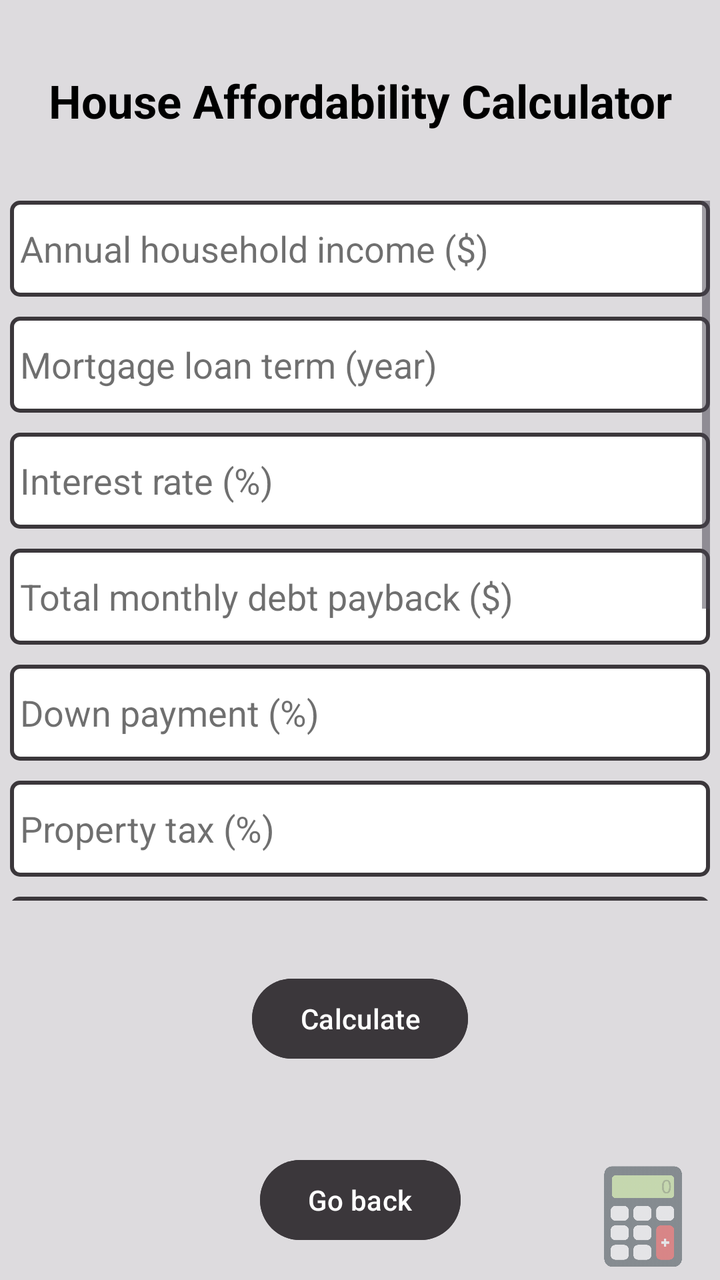
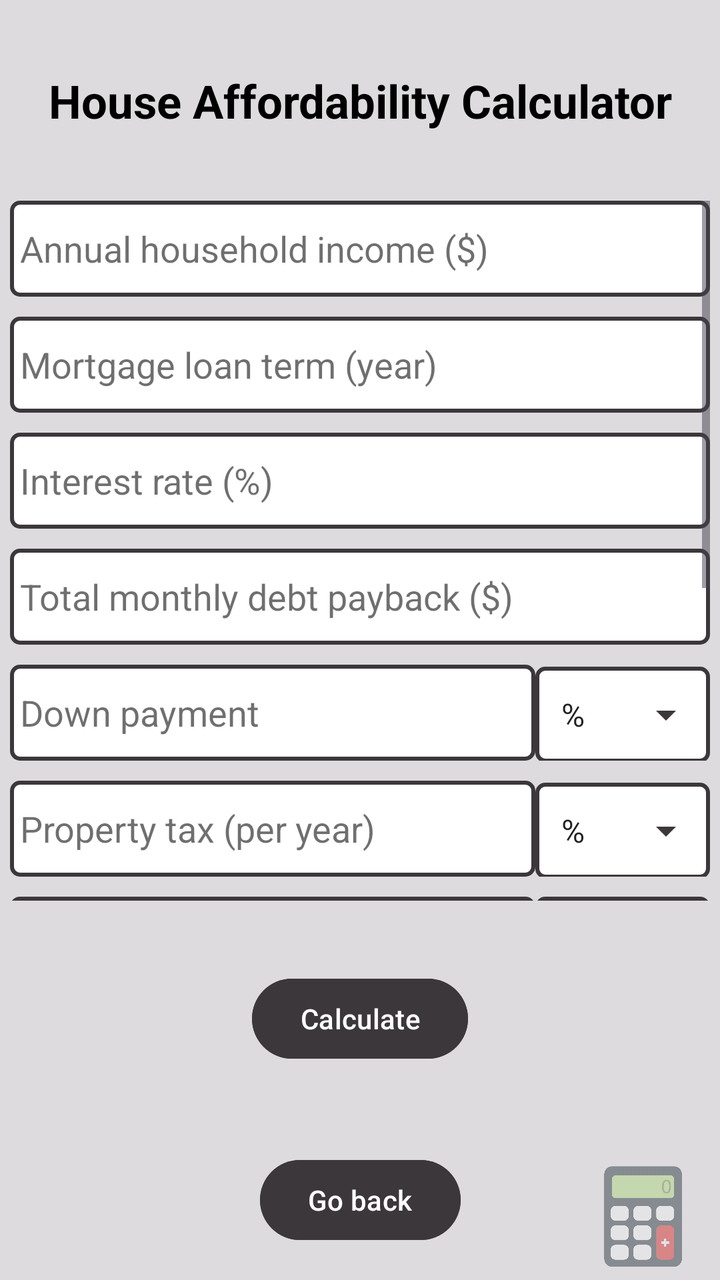

Screens rendered from an Android XML layout before and after an edit, with the pre-edit source and the edit as a unified diff.
<!-- AndroidManifest.xml: application theme Theme.FinCal -->
<!-- res/layout/activity_category1_option4.xml -->
<?xml version="1.0" encoding="utf-8"?>
<androidx.constraintlayout.widget.ConstraintLayout xmlns:android="http://schemas.android.com/apk/res/android"
    xmlns:app="http://schemas.android.com/apk/res-auto"
    xmlns:tools="http://schemas.android.com/tools"
    android:id="@+id/main"
    android:layout_width="match_parent"
    android:layout_height="match_parent"
    android:background="@color/app_background"
    tools:context=".Category1Option4Activity">

    <TextView
        android:id="@+id/optionsTitle"
        android:layout_width="wrap_content"
        android:layout_height="wrap_content"
        android:gravity="center"
        android:text="@string/calc_house_affordability"
        android:textColor="@color/text_primary"
        android:textSize="23sp"
        android:textStyle="bold"
        app:layout_constraintBottom_toTopOf="@id/scrollView"
        app:layout_constraintEnd_toEndOf="parent"
        app:layout_constraintStart_toStartOf="parent"
        app:layout_constraintTop_toTopOf="parent" />

    <ScrollView
        android:id="@+id/scrollView"
        android:layout_width="350dp"
        android:layout_height="350dp"
        app:layout_constraintBottom_toTopOf="@id/calculateButton"
        app:layout_constraintEnd_toEndOf="parent"
        app:layout_constraintStart_toStartOf="parent"
        app:layout_constraintTop_toBottomOf="@id/optionsTitle">

        <LinearLayout
            android:layout_width="match_parent"
            android:layout_height="wrap_content"
            android:orientation="vertical">

            <EditText
                android:id="@+id/annualHouseholdIncome"
                android:layout_width="match_parent"
                android:layout_height="48dp"
                android:layout_marginBottom="10dp"
                android:background="@drawable/edit_text_border"
                android:ems="10"
                android:gravity="center_vertical"
                android:hint="@string/annual_household_income"
                android:importantForAutofill="no"
                android:inputType="numberDecimal"
                android:paddingStart="5dp"
                android:paddingEnd="5dp"
                android:textColor="@color/text_primary"
                android:textColorHint="@color/text_hint_color" />

            <EditText
                android:id="@+id/loanTerm"
                android:layout_width="match_parent"
                android:layout_height="48dp"
                android:layout_marginBottom="10dp"
                android:background="@drawable/edit_text_border"
                android:ems="10"
                android:gravity="center_vertical"
                android:hint="@string/mortgage_loan_term"
                android:importantForAutofill="no"
                android:inputType="numberDecimal"
                android:paddingStart="5dp"
                android:paddingEnd="5dp"
                android:textColor="@color/text_primary"
                android:textColorHint="@color/text_hint_color" />

            <EditText
                android:id="@+id/interestRate"
                android:layout_width="match_parent"
                android:layout_height="48dp"
                android:layout_marginBottom="10dp"
                android:background="@drawable/edit_text_border"
                android:ems="10"
                android:gravity="center_vertical"
                android:hint="@string/interest_rate"
                android:importantForAutofill="no"
                android:inputType="numberDecimal"
                android:paddingStart="5dp"
                android:paddingEnd="5dp"
                android:textColor="@color/text_primary"
                android:textColorHint="@color/text_hint_color" />

            <EditText
                android:id="@+id/monthlyDebtPayback"
                android:layout_width="match_parent"
                android:layout_height="48dp"
                android:layout_marginBottom="10dp"
                android:background="@drawable/edit_text_border"
                android:ems="10"
                android:gravity="center_vertical"
                android:hint="@string/monthly_debt_payback"
                android:importantForAutofill="no"
                android:inputType="numberDecimal"
                android:paddingStart="5dp"
                android:paddingEnd="5dp"
                android:textColor="@color/text_primary"
                android:textColorHint="@color/text_hint_color" />

            <EditText
                android:id="@+id/downPayment"
                android:layout_width="match_parent"
                android:layout_height="48dp"
                android:layout_marginBottom="10dp"
                android:background="@drawable/edit_text_border"
                android:ems="10"
                android:gravity="center_vertical"
                android:hint="@string/down_payment_percent"
                android:importantForAutofill="no"
                android:inputType="numberDecimal"
                android:paddingStart="5dp"
                android:paddingEnd="5dp"
                android:textColor="@color/text_primary"
                android:textColorHint="@color/text_hint_color" />

            <EditText
                android:id="@+id/propertyTax"
                android:layout_width="match_parent"
                android:layout_height="48dp"
                android:layout_marginBottom="10dp"
                android:background="@drawable/edit_text_border"
                android:ems="10"
                android:gravity="center_vertical"
                android:hint="@string/property_tax"
                android:importantForAutofill="no"
                android:inputType="numberDecimal"
                android:paddingStart="5dp"
                android:paddingEnd="5dp"
                android:textColor="@color/text_primary"
                android:textColorHint="@color/text_hint_color" />

            <EditText
                android:id="@+id/hoaFee"
                android:layout_width="match_parent"
                android:layout_height="48dp"
                android:layout_marginBottom="10dp"
                android:background="@drawable/edit_text_border"
                android:ems="10"
                android:gravity="center_vertical"
                android:hint="@string/hoa_fee_percent"
                android:importantForAutofill="no"
                android:inputType="numberDecimal"
                android:paddingStart="5dp"
                android:paddingEnd="5dp"
                android:textColor="@color/text_primary"
                android:textColorHint="@color/text_hint_color" />

            <EditText
                android:id="@+id/homeInsurance"
                android:layout_width="match_parent"
                android:layout_height="48dp"
                android:layout_marginBottom="10dp"
                android:background="@drawable/edit_text_border"
                android:ems="10"
                android:gravity="center_vertical"
                android:hint="@string/home_insurance_percent"
                android:importantForAutofill="no"
                android:inputType="numberDecimal"
                android:paddingStart="5dp"
                android:paddingEnd="5dp"
                android:textColor="@color/text_primary"
                android:textColorHint="@color/text_hint_color" />

            <TextView
                android:id="@+id/dtiLabel"
                android:layout_width="match_parent"
                android:layout_height="wrap_content"
                android:layout_marginBottom="5dp"
                android:text="@string/debt_to_income_dti_ratio"
                android:textColor="@color/text_primary"
                android:textSize="16sp" />

            <Spinner
                android:id="@+id/dtiRatioSpinner"
                android:layout_width="match_parent"
                android:layout_height="48dp"
                android:layout_marginBottom="20dp"
                android:background="@drawable/spinner_background"
                android:entries="@array/dti_options"
                android:paddingStart="5dp"
                android:paddingEnd="5dp"
                android:theme="@style/ThemeOverlay.AppCompat.Light" />

            <TextView
                android:id="@+id/resultTextView"
                android:layout_width="match_parent"
                android:layout_height="wrap_content"
                android:layout_marginBottom="20dp"
                android:textColor="@color/text_primary"
                android:textSize="16sp"
                 />

        </LinearLayout>
    </ScrollView>

    <Button
        android:id="@+id/calculateButton"
        android:layout_width="wrap_content"
        android:layout_height="wrap_content"
        android:layout_marginBottom="8dp"
        android:backgroundTint="@color/button_calculate"
        android:text="@string/calculate_button"
        android:textColor="@color/text_secondary"
        app:layout_constraintBottom_toTopOf="@id/backButton"
        app:layout_constraintEnd_toEndOf="parent"
        app:layout_constraintStart_toStartOf="parent"
        app:layout_constraintTop_toBottomOf="@id/scrollView" />

    <Button
        android:id="@+id/backButton"
        android:layout_width="wrap_content"
        android:layout_height="wrap_content"
        android:layout_marginBottom="16dp"
        android:backgroundTint="@color/button_navigation"
        android:text="@string/button_back"
        android:textColor="@color/text_secondary"
        app:layout_constraintBottom_toBottomOf="parent"
        app:layout_constraintEnd_toEndOf="parent"
        app:layout_constraintStart_toStartOf="parent" />

    <ImageView
        android:id="@+id/logo"
        android:layout_width="67dp"
        android:layout_height="73dp"
        android:layout_marginEnd="5dp"
        android:layout_marginBottom="-5dp"
        android:alpha=".5"
        android:importantForAccessibility="no"
        app:layout_constraintBottom_toBottomOf="parent"
        app:layout_constraintEnd_toEndOf="parent"
        app:srcCompat="@drawable/logo"
        tools:ignore="ImageContrastCheck,VisualLintBounds" />
</androidx.constraintlayout.widget.ConstraintLayout>
<!-- resources referenced by this layout -->
<resources>
  <string-array name="dti_options">
          <item>Conventional loan (28/36 rule)</item>
          <item>FHA loan (31% front-end, 43% back-end)</item>
          <item>VA loan (41%)</item>
          <item>10%</item>
          <item>15%</item>
          <item>20%</item>
          <item>25%</item>
          <item>30%</item>
          <item>35%</item>
          <item>40%</item>
          <item>45%</item>
          <item>50%</item>
      </string-array>
  <color name="app_background">#DDDBDE</color>
  <color name="button_calculate">#3B373B</color>
  <color name="button_navigation">#3B373B</color>
  <color name="text_hint_color">#90000000</color>
  <color name="text_primary">#000000</color>
  <color name="text_secondary">#FFFFFFFF</color>
  <!-- drawable edit_text_border (drawable) -->
  <?xml version="1.0" encoding="utf-8"?>
  <shape xmlns:android="http://schemas.android.com/apk/res/android"
      android:shape="rectangle">
      <solid android:color="@color/white" />
      <stroke
          android:width="2dp"
          android:color="@color/text_third" />
      <corners android:radius="4dp" />
  </shape>
  <!-- drawable logo: png bitmap (drawable, 17765 bytes) -->
  <!-- drawable spinner_background (drawable) -->
  <?xml version="1.0" encoding="utf-8"?>
  <layer-list xmlns:android="http://schemas.android.com/apk/res/android">
      <item>
          <shape android:shape="rectangle">
              <solid android:color="@color/white" />
              <stroke
                  android:width="2dp"
                  android:color="@color/text_third" />
              <corners android:radius="4dp" />
          </shape>
      </item>
      <item
          android:drawable="@drawable/ic_arrow_drop_down"
          android:gravity="end|center_vertical"
          android:right="10dp" />
  </layer-list>
  <string name="annual_household_income">Annual household income ($)</string>
  <string name="button_back">Go back</string>
  <string name="calc_house_affordability">House Affordability Calculator</string>
  <string name="calculate_button">Calculate</string>
  <string name="debt_to_income_dti_ratio">Debt-to-income (DTI) ratio</string>
  <string name="down_payment_percent">Down payment (%)</string>
  <string name="hoa_fee_percent">HOA fee (%)</string>
  <string name="home_insurance_percent">Home insurance (%)</string>
  <string name="interest_rate">Interest rate (%)</string>
  <string name="monthly_debt_payback">Total monthly debt payback ($)</string>
  <string name="mortgage_loan_term">Mortgage loan term (year)</string>
  <string name="property_tax">Property tax (%)</string>
  <style name="Theme.FinCal" parent="Base.Theme.FinCal" />
  <color name="white">#FFFFFFFF</color>
  <color name="text_third">#3B373B</color>
  <!-- drawable ic_arrow_drop_down (drawable) -->
  <vector xmlns:android="http://schemas.android.com/apk/res/android"
      android:width="24dp"
      android:height="24dp"
      android:viewportWidth="24"
      android:viewportHeight="24"
      android:tint="@color/text_third">
      <path
          android:fillColor="#000000"
          android:pathData="M7,10l5,5l5,-5z"/>
  </vector>
  <style name="Base.Theme.FinCal" parent="Theme.Material3.DayNight.NoActionBar">
          
          <item name="colorPrimary">@color/button_navigation</item>
          <item name="android:windowBackground">@color/app_background</item>
          <item name="colorSurface">@color/app_background</item>
          <item name="colorOnSurface">@color/text_primary</item>
          <item name="android:textColorPrimary">@color/text_primary</item>
          <item name="colorSecondary">@color/button_navigation</item>
          <item name="colorOnPrimary">@color/app_background</item>
      </style>
</resources>

<!-- the commit's change to res/layout/activity_category1_option4.xml (unified diff, before → after) -->
@@ -100,69 +100,142 @@
                 android:textColor="@color/text_primary"
                 android:textColorHint="@color/text_hint_color" />
 
-            <EditText
-                android:id="@+id/downPayment"
-                android:layout_width="match_parent"
-                android:layout_height="48dp"
-                android:layout_marginBottom="10dp"
-                android:background="@drawable/edit_text_border"
-                android:ems="10"
-                android:gravity="center_vertical"
-                android:hint="@string/down_payment_percent"
-                android:importantForAutofill="no"
-                android:inputType="numberDecimal"
-                android:paddingStart="5dp"
-                android:paddingEnd="5dp"
-                android:textColor="@color/text_primary"
-                android:textColorHint="@color/text_hint_color" />
-
-            <EditText
-                android:id="@+id/propertyTax"
-                android:layout_width="match_parent"
-                android:layout_height="48dp"
-                android:layout_marginBottom="10dp"
-                android:background="@drawable/edit_text_border"
-                android:ems="10"
-                android:gravity="center_vertical"
-                android:hint="@string/property_tax"
-                android:importantForAutofill="no"
-                android:inputType="numberDecimal"
-                android:paddingStart="5dp"
-                android:paddingEnd="5dp"
-                android:textColor="@color/text_primary"
-                android:textColorHint="@color/text_hint_color" />
-
-            <EditText
-                android:id="@+id/hoaFee"
-                android:layout_width="match_parent"
-                android:layout_height="48dp"
-                android:layout_marginBottom="10dp"
-                android:background="@drawable/edit_text_border"
-                android:ems="10"
-                android:gravity="center_vertical"
-                android:hint="@string/hoa_fee_percent"
-                android:importantForAutofill="no"
-                android:inputType="numberDecimal"
-                android:paddingStart="5dp"
-                android:paddingEnd="5dp"
-                android:textColor="@color/text_primary"
-                android:textColorHint="@color/text_hint_color" />
-
-            <EditText
-                android:id="@+id/homeInsurance"
-                android:layout_width="match_parent"
-                android:layout_height="48dp"
-                android:layout_marginBottom="10dp"
-                android:background="@drawable/edit_text_border"
-                android:ems="10"
-                android:gravity="center_vertical"
-                android:hint="@string/home_insurance_percent"
-                android:importantForAutofill="no"
-                android:inputType="numberDecimal"
-                android:paddingStart="5dp"
-                android:paddingEnd="5dp"
-                android:textColor="@color/text_primary"
-                android:textColorHint="@color/text_hint_color" />
+            <LinearLayout
+                android:layout_width="match_parent"
+                android:layout_height="wrap_content"
+                android:orientation="horizontal"
+                android:paddingBottom="10dp">
+
+                <EditText
+                    android:id="@+id/downPayment"
+                    android:layout_width="match_parent"
+                    android:layout_height="48dp"
+                    android:layout_weight="1"
+                    android:background="@drawable/edit_text_border"
+                    android:ems="10"
+                    android:gravity="center_vertical"
+                    android:hint="@string/down_payment_no_sign"
+                    android:importantForAutofill="no"
+                    android:inputType="numberDecimal"
+                    android:paddingStart="5dp"
+                    android:paddingEnd="5dp"
+                    android:textColor="@color/text_primary"
+                    android:textColorHint="@color/text_hint_color" />
+
+                <Spinner
+                    android:id="@+id/refSignSpinner1"
+                    android:layout_width="match_parent"
+                    android:layout_height="48dp"
+                    android:layout_weight="3"
+                    android:background="@drawable/spinner_background"
+                    android:entries="@array/ref_sign_options"
+                    android:paddingStart="5dp"
+                    android:paddingEnd="5dp"
+                    android:theme="@style/ThemeOverlay.AppCompat.Light" />
+            </LinearLayout>
+
+            <LinearLayout
+                android:layout_width="match_parent"
+                android:layout_height="wrap_content"
+                android:orientation="horizontal"
+                android:paddingBottom="10dp">
+
+                <EditText
+                    android:id="@+id/propertyTax"
+                    android:layout_width="match_parent"
+                    android:layout_height="48dp"
+                    android:layout_weight="1"
+                    android:background="@drawable/edit_text_border"
+                    android:ems="10"
+                    android:gravity="center_vertical"
+                    android:hint="@string/property_tax_no_sign"
+                    android:importantForAutofill="no"
+                    android:inputType="numberDecimal"
+                    android:paddingStart="5dp"
+                    android:paddingEnd="5dp"
+                    android:textColor="@color/text_primary"
+                    android:textColorHint="@color/text_hint_color" />
+
+                <Spinner
+                    android:id="@+id/refSignSpinner2"
+                    android:layout_width="match_parent"
+                    android:layout_height="48dp"
+                    android:layout_weight="3"
+                    android:background="@drawable/spinner_background"
+                    android:entries="@array/ref_sign_options"
+                    android:paddingStart="5dp"
+                    android:paddingEnd="5dp"
+                    android:theme="@style/ThemeOverlay.AppCompat.Light" />
+            </LinearLayout>
+
+            <LinearLayout
+                android:layout_width="match_parent"
+                android:layout_height="wrap_content"
+                android:orientation="horizontal"
+                android:paddingBottom="10dp">
+
+                <EditText
+                    android:id="@+id/hoaFee"
+                    android:layout_width="match_parent"
+                    android:layout_height="48dp"
+                    android:layout_weight="1"
+                    android:background="@drawable/edit_text_border"
+                    android:ems="10"
+                    android:gravity="center_vertical"
+                    android:hint="@string/hoa_fee_no_sign"
+                    android:importantForAutofill="no"
+                    android:inputType="numberDecimal"
+                    android:paddingStart="5dp"
+                    android:paddingEnd="5dp"
+                    android:textColor="@color/text_primary"
+                    android:textColorHint="@color/text_hint_color"
+                    android:textSize="16sp" />
+
+                <Spinner
+                    android:id="@+id/refSignSpinner3"
+                    android:layout_width="match_parent"
+                    android:layout_height="48dp"
+                    android:layout_weight="3"
+                    android:background="@drawable/spinner_background"
+                    android:entries="@array/ref_sign_options"
+                    android:paddingStart="5dp"
+                    android:paddingEnd="5dp"
+                    android:theme="@style/ThemeOverlay.AppCompat.Light" />
+            </LinearLayout>
+
+            <LinearLayout
+                android:layout_width="match_parent"
+                android:layout_height="wrap_content"
+                android:orientation="horizontal"
+                android:paddingBottom="10dp">
+
+                <EditText
+                    android:id="@+id/homeInsurance"
+                    android:layout_width="match_parent"
+                    android:layout_height="48dp"
+                    android:layout_weight="1"
+                    android:background="@drawable/edit_text_border"
+                    android:ems="10"
+                    android:gravity="center_vertical"
+                    android:hint="@string/home_insurance_no_sign"
+                    android:importantForAutofill="no"
+                    android:inputType="numberDecimal"
+                    android:paddingStart="5dp"
+                    android:paddingEnd="5dp"
+                    android:textColor="@color/text_primary"
+                    android:textColorHint="@color/text_hint_color" />
+
+                <Spinner
+                    android:id="@+id/refSignSpinner4"
+                    android:layout_width="match_parent"
+                    android:layout_height="48dp"
+                    android:layout_weight="3"
+                    android:background="@drawable/spinner_background"
+                    android:entries="@array/ref_sign_options"
+                    android:paddingStart="5dp"
+                    android:paddingEnd="5dp"
+                    android:theme="@style/ThemeOverlay.AppCompat.Light" />
+            </LinearLayout>
 
             <TextView
                 android:id="@+id/dtiLabel"
@@ -185,13 +258,25 @@
                 android:theme="@style/ThemeOverlay.AppCompat.Light" />
 
             <TextView
-                android:id="@+id/resultTextView"
-                android:layout_width="match_parent"
-                android:layout_height="wrap_content"
-                android:layout_marginBottom="20dp"
-                android:textColor="@color/text_primary"
-                android:textSize="16sp"
-                 />
+                android:id="@+id/summaryTextView"
+                android:layout_width="match_parent"
+                android:layout_height="wrap_content"
+                android:layout_marginBottom="10dp"
+                android:textColor="@color/text_primary"
+                android:textSize="16sp" />
+
+            <HorizontalScrollView
+                android:layout_width="match_parent"
+                android:layout_height="wrap_content"
+                android:layout_marginBottom="20dp">
+
+                <TextView
+                    android:id="@+id/resultTextView"
+                    android:layout_width="wrap_content"
+                    android:layout_height="wrap_content"
+                    android:textColor="@color/text_primary"
+                    android:textSize="16sp" />
+            </HorizontalScrollView>
 
         </LinearLayout>
     </ScrollView>
<!-- resource entries referenced after the edit -->
@@ -13,6 +13,10 @@
           <item>40%</item>
           <item>45%</item>
           <item>50%</item>
+      </string-array>
+  <string-array name="ref_sign_options">
+          <item>%</item>
+          <item>$</item>
       </string-array>
   <color name="app_background">#DDDBDE</color>
   <color name="button_calculate">#3B373B</color>
@@ -53,13 +57,13 @@
   <string name="calc_house_affordability">House Affordability Calculator</string>
   <string name="calculate_button">Calculate</string>
   <string name="debt_to_income_dti_ratio">Debt-to-income (DTI) ratio</string>
-  <string name="down_payment_percent">Down payment (%)</string>
-  <string name="hoa_fee_percent">HOA fee (%)</string>
-  <string name="home_insurance_percent">Home insurance (%)</string>
+  <string name="down_payment_no_sign">Down payment</string>
+  <string name="hoa_fee_no_sign">HOA fee or co-op fee (per year)</string>
+  <string name="home_insurance_no_sign">Home insurance (per year)</string>
   <string name="interest_rate">Interest rate (%)</string>
   <string name="monthly_debt_payback">Total monthly debt payback ($)</string>
   <string name="mortgage_loan_term">Mortgage loan term (year)</string>
-  <string name="property_tax">Property tax (%)</string>
+  <string name="property_tax_no_sign">Property tax (per year)</string>
   <style name="Theme.FinCal" parent="Base.Theme.FinCal" />
   <color name="white">#FFFFFFFF</color>
   <color name="text_third">#3B373B</color>
